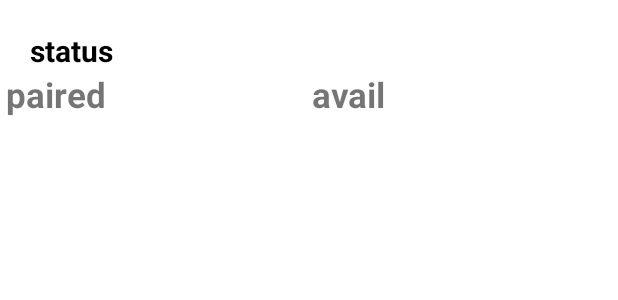
After one commit to chlowhee/FYP-1-APP, an Android app: the layout bluetooth_connect_frag.xml on its own in the app's theme, with its tools: preview values and no code run, on a phone screen of 412 x 824 dp. The commit adds this screen. Shown: the top 300 px of the screen. Run offline under Robolectric (Android 15) with nearby library versions, the phone set to English and light mode, and no system bars.

Commit message:
first setup for BT connection

```diff
--- /dev/null
+++ b/app/src/main/java/com/example/jasiriheart/data/Constants.kt
@@ -0,0 +1,6 @@
+package com.example.jasiriheart.data
+
+class Constants {
+    val APP_NAME = "JASIRI"
+//    val
+}
--- /dev/null
+++ b/app/src/main/res/layout/bluetooth_connect_frag.xml
@@ -0,0 +1,85 @@
+<?xml version="1.0" encoding="utf-8"?>
+<androidx.constraintlayout.widget.ConstraintLayout xmlns:android="http://schemas.android.com/apk/res/android"
+    android:layout_width="match_parent"
+    android:layout_height="match_parent"
+    xmlns:app="http://schemas.android.com/apk/res-auto">
+
+    <TextView
+        android:id="@+id/tvDeviceStatus"
+        android:layout_width="match_parent"
+        android:layout_height="wrap_content"
+        android:layout_margin="20dp"
+        android:layout_marginRight="20dp"
+        android:text="status"
+        android:textSize="20sp"
+        android:textStyle="bold"
+        android:textColor="@color/black"
+        android:layout_alignParentStart="true"
+        android:layout_alignParentLeft="true"
+        app:layout_constraintStart_toStartOf="parent"
+        app:layout_constraintEnd_toEndOf="parent"
+        app:layout_constraintTop_toTopOf="parent"
+        />
+
+    <TextView
+        android:id="@+id/tvPaired"
+        android:layout_width="200dp"
+        android:layout_height="wrap_content"
+        android:textSize="23sp"
+        android:textStyle="bold"
+        android:text="paired"
+        app:layout_constraintTop_toBottomOf="@id/tvDeviceStatus"
+        app:layout_constraintEnd_toStartOf="@id/tvAvail"
+        app:layout_constraintStart_toStartOf="parent"/>
+
+    <LinearLayout
+        android:id="@+id/pairedDevLayout"
+        android:layout_width="200dp"
+        android:layout_height="350dp"
+        android:layout_below="@+id/tvPaired"
+        android:orientation="vertical"
+        app:layout_constraintTop_toBottomOf="@id/tvPaired"
+        app:layout_constraintStart_toStartOf="parent"
+        app:layout_constraintEnd_toStartOf="@+id/availDevLayout">
+        <ListView
+            android:id="@+id/lvPairedDevices"
+            android:layout_width="match_parent"
+            android:layout_height="wrap_content"
+            android:layout_marginTop="10dp"
+            android:scrollbars="vertical"
+            android:layout_marginBottom="10dp"
+            />
+    </LinearLayout>
+
+    <TextView
+        android:id="@+id/tvAvail"
+        android:layout_width="200dp"
+        android:layout_height="wrap_content"
+        android:textSize="23sp"
+        android:textStyle="bold"
+        android:text="avail"
+        app:layout_constraintTop_toBottomOf="@id/tvDeviceStatus"
+        app:layout_constraintStart_toEndOf="@+id/tvPaired"
+        app:layout_constraintEnd_toEndOf="parent"/>
+
+    <LinearLayout
+        android:id="@+id/availDevLayout"
+        android:layout_width="200dp"
+        android:layout_height="350dp"
+        android:layout_below="@+id/tvAvail"
+        android:orientation="vertical"
+        app:layout_constraintTop_toBottomOf="@id/tvAvail"
+        app:layout_constraintEnd_toEndOf="parent"
+        app:layout_constraintStart_toEndOf="@+id/pairedDevLayout">
+
+        <ListView
+            android:id="@+id/lvAvailDevices"
+            android:layout_width="match_parent"
+            android:layout_height="wrap_content"
+            android:layout_marginTop="10dp"
+            android:layout_marginBottom="10dp"
+            android:scrollbars="vertical"
+            />
+    </LinearLayout>
+
+</androidx.constraintlayout.widget.ConstraintLayout>
--- a/app/src/main/res/values/strings.xml
+++ b/app/src/main/res/values/strings.xml
@@ -10,4 +10,7 @@
     <string name="connect">Connect</string>
     <string name="space">Space</string>
     <string name="on">ON</string>
+<!--    BT-->
+    <string name="device_name">Nexus 5</string>
+    <string name="device_address">78:F8:82:9F:F1:D6</string>
 </resources>
```
Also changed, not shown: app/src/main/java/com/example/jasiriheart/SettingsFragment.kt (+15 -2 lines), app/src/main/java/com/example/jasiriheart/bluetooth/BluetoothService.kt (added, +284 -0 lines), app/src/main/java/com/example/jasiriheart/bluetooth/DeviceListAdapter.kt (added, +40 -0 lines), app/src/main/java/com/example/jasiriheart/bluetooth/FragBluetoothConnection.kt (added, +25 -0 lines), app/src/main/res/layout/lv_devices_list.xml (added, +27 -0 lines).
